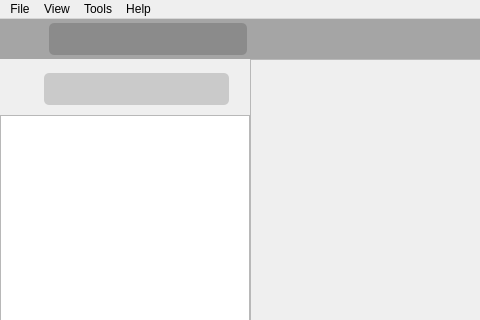
The window that atlas/ui/mainwindow.ui (KJNeko/Atlas) describes before a commit, drawn with Qt 5; both pictures show x 0 to 480 and y 0 to 320 of the 1043 by 788 pixel window.
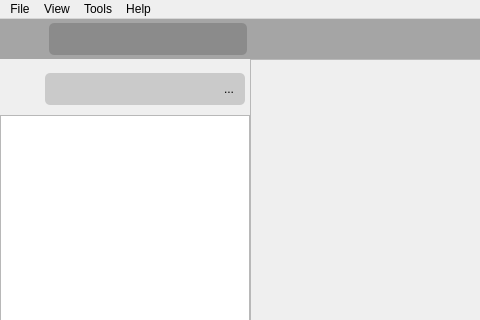
The same window after the commit. The open tabs and pages were chosen to show the change. Icons and pictures are not drawn. Custom widgets are drawn as their Qt base class.

What changed in the file:
```diff
--- a/atlas/ui/mainwindow.ui
+++ b/atlas/ui/mainwindow.ui
@@ -195,42 +195,6 @@
             </property>
            </widget>
           </item>
-          <item row="0" column="3">
-           <widget class="QLabel" name="FilterIcon">
-            <property name="minimumSize">
-             <size>
-              <width>32</width>
-              <height>32</height>
-             </size>
-            </property>
-            <property name="maximumSize">
-             <size>
-              <width>32</width>
-              <height>32</height>
-             </size>
-            </property>
-            <property name="sizeIncrement">
-             <size>
-              <width>32</width>
-              <height>32</height>
-             </size>
-            </property>
-            <property name="styleSheet">
-             <string notr="true">background-color: rgba(0, 0, 0,40);
-border:none;
-border-top-right-radius:5px;
-border-bottom-right-radius:5px;
-border-bottom-left-radius:0px;
-border-top-left-radius:0px;</string>
-            </property>
-            <property name="text">
-             <string/>
-            </property>
-            <property name="pixmap">
-             <pixmap>:/images/assets/setting_filter.svg</pixmap>
-            </property>
-           </widget>
-          </item>
           <item row="0" column="1">
            <widget class="QLabel" name="SearchIcon">
             <property name="sizePolicy">
@@ -281,14 +245,91 @@
             </property>
            </widget>
           </item>
+          <item row="0" column="0">
+           <widget class="QToolButton" name="homeButton">
+            <property name="sizePolicy">
+             <sizepolicy hsizetype="Fixed" vsizetype="Fixed">
+              <horstretch>0</horstretch>
+              <verstretch>0</verstretch>
+             </sizepolicy>
+            </property>
+            <property name="minimumSize">
+             <size>
+              <width>40</width>
+              <height>40</height>
+             </size>
+            </property>
+            <property name="font">
+             <font>
+              <family>Segoe UI</family>
+              <pointsize>19</pointsize>
+             </font>
+            </property>
+            <property name="styleSheet">
+             <string notr="true">border-radius:none;
+background-color: transparent;
+margin-left: 2px;</string>
+            </property>
+            <property name="text">
+             <string/>
+            </property>
+            <property name="icon">
+             <iconset resource="../resources.qrc">
+              <normaloff>:/images/assets/Atlas_logo_v2.svg</normaloff>:/images/assets/Atlas_logo_v2.svg</iconset>
+            </property>
+            <property name="iconSize">
+             <size>
+              <width>40</width>
+              <height>40</height>
+             </size>
+            </property>
+            <property name="toolButtonStyle">
+             <enum>Qt::ToolButtonIconOnly</enum>
+            </property>
+           </widget>
+          </item>
+          <item row="0" column="3">
+           <widget class="QToolButton" name="btnFilter">
+            <property name="minimumSize">
+             <size>
+              <width>32</width>
+              <height>32</height>
+             </size>
+            </property>
+            <property name="styleSheet">
+             <string notr="true">background-color: rgba(0, 0, 0,40);
+border:none;
+border-top-right-radius:5px;
+border-bottom-right-radius:5px;
+border-bottom-left-radius:0px;
+border-top-left-radius:0px;</string>
+            </property>
+            <property name="text">
+             <string>...</string>
+            </property>
+            <property name="icon">
+             <iconset resource="../resources.qrc">
+              <normaloff>:/images/assets/setting_filter.svg</normaloff>:/images/assets/setting_filter.svg</iconset>
+            </property>
+            <property name="iconSize">
+             <size>
+              <width>25</width>
+              <height>25</height>
+             </size>
+            </property>
+           </widget>
+          </item>
           <item row="0" column="4">
            <spacer name="horizontalSpacer_4">
             <property name="orientation">
              <enum>Qt::Horizontal</enum>
             </property>
+            <property name="sizeType">
+             <enum>QSizePolicy::Fixed</enum>
+            </property>
             <property name="sizeHint" stdset="0">
              <size>
-              <width>40</width>
+              <width>5</width>
               <height>20</height>
              </size>
             </property>
```
Left out of the diff: 63 changed lines with no effect on the pictures.
